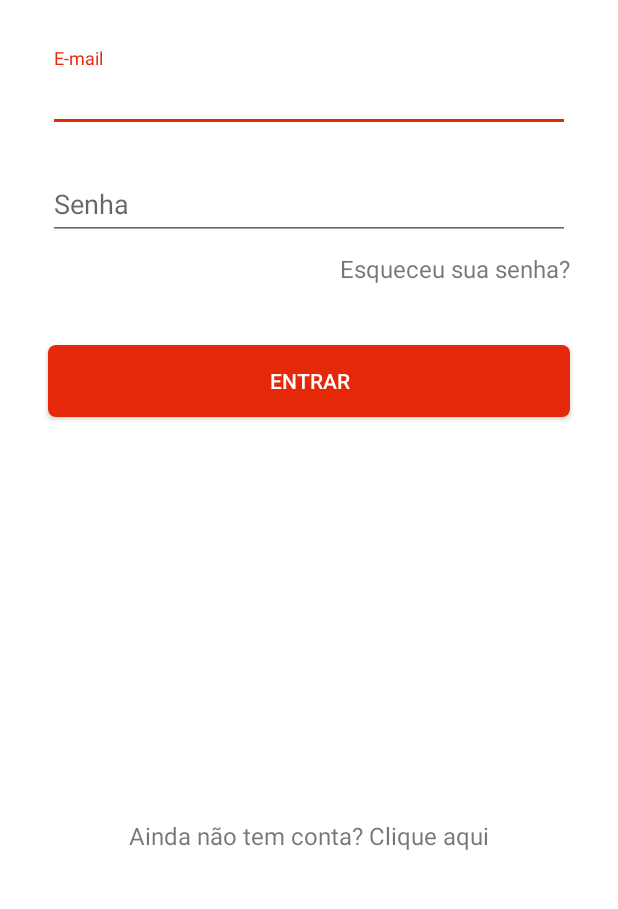
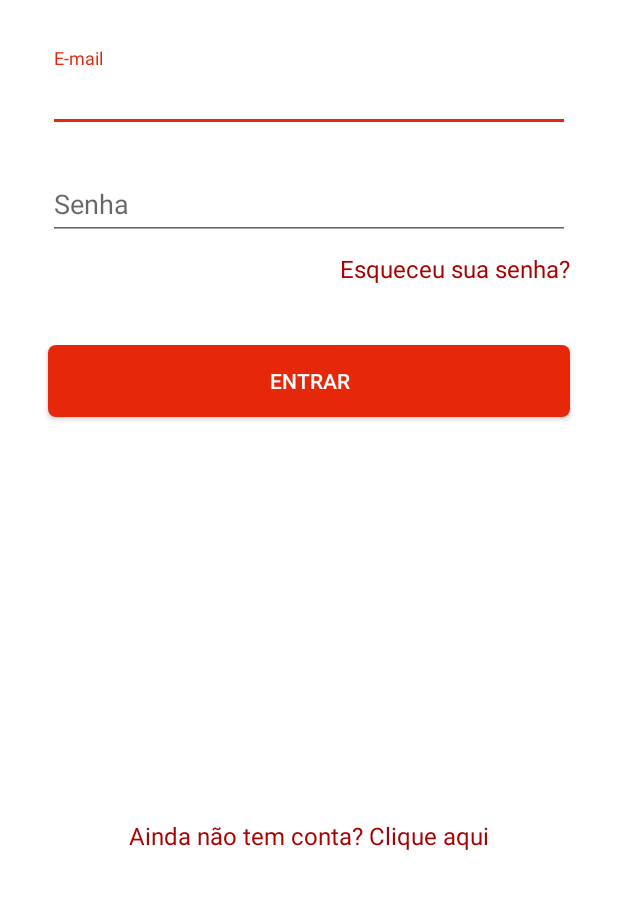
Before and after one commit to psyduck94/VenturaHR, an Android app: the LoginActivity screen opened directly, with no data from a screen before it, on a phone screen of 412 x 824 dp, the part 312-1221 px from its top. Run offline under Robolectric (Android 15) with nearby library versions, the light colour scheme and no system bars.

Commit message:
trocando cores de alguns botões

```diff
--- a/mobile/android/VenturaHR/app/src/main/res/layout/activity_login.xml
+++ b/mobile/android/VenturaHR/app/src/main/res/layout/activity_login.xml
@@ -58,6 +58,7 @@
         android:paddingTop="8dp"
         android:paddingBottom="8dp"
         android:text="@string/btn_forgot_password"
+        android:textColor="@color/colorPrimaryDark"
         android:textSize="16sp"
         app:layout_constraintEnd_toEndOf="@+id/password_layout"
         app:layout_constraintTop_toBottomOf="@+id/password_layout" />
@@ -82,6 +83,7 @@
         android:gravity="center"
         android:padding="16dp"
         android:text="@string/btn_txt_sign_up"
+        android:textColor="@color/colorPrimaryDark"
         android:textSize="16sp"
         app:layout_constraintBottom_toBottomOf="parent"
         app:layout_constraintEnd_toEndOf="parent"
```
